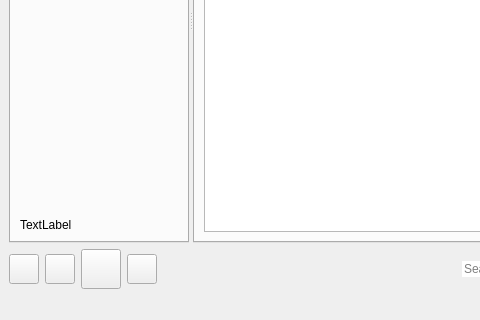
Above: mainwindow.ui from grzesiekkedzior/TuneScape before the change; both pictures show x 0 to 480 and y 232 to 552 of the 911 by 552 pixel window. Below: the same form after it.
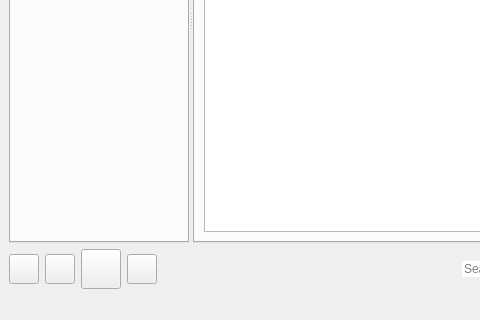
That is the form after the change. Icons and pictures are not drawn.

```diff
--- a/mainwindow.ui
+++ b/mainwindow.ui
@@ -249,8 +249,22 @@
              </item>
              <item>
               <widget class="QLabel" name="infoData">
+               <property name="font">
+                <font>
+                 <bold>true</bold>
+                </font>
+               </property>
                <property name="text">
-                <string>TextLabel</string>
+                <string/>
+               </property>
+               <property name="scaledContents">
+                <bool>true</bool>
+               </property>
+               <property name="alignment">
+                <set>Qt::AlignCenter</set>
+               </property>
+               <property name="wordWrap">
+                <bool>true</bool>
                </property>
               </widget>
              </item>
```
